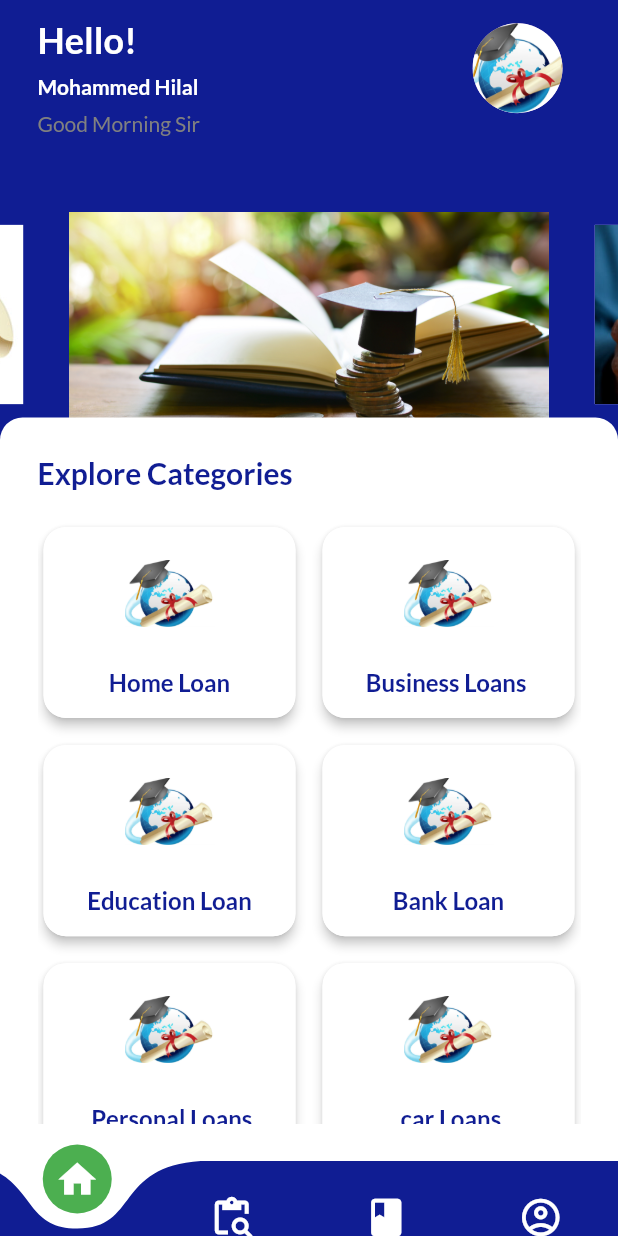
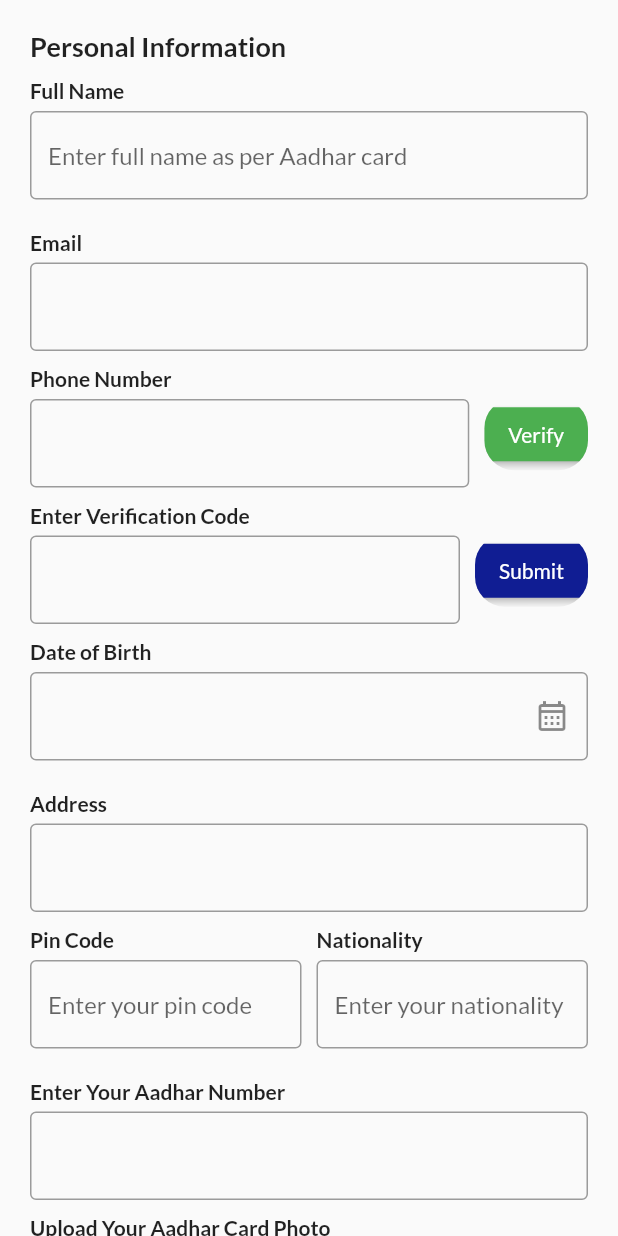
Before and after one commit to Sadiya321/finkin_credential, a Flutter app: the screen it shows after launch, after a tap on "Home Loan", on a phone screen of 412 x 824 dp. Run offline on Flutter 3.47's test engine with Material 2 defaults, Android fonts, the light colour scheme and no system bars; drawn by our look-alikes of carousel_slider, curved_navigation_bar; our stand-ins replace country_picker, flutter_svg, google_fonts, image_picker, pinput, smooth_page_indicator.

Commit message:
final for the day 8/11 sadiya

```diff
--- a/lib/pages/home_screen/home_screen.dart
+++ b/lib/pages/home_screen/home_screen.dart
@@ -1,6 +1,7 @@
 import 'package:carousel_slider/carousel_slider.dart';
 import 'package:finkin_credential/models/loan_model/grid_model/grid_model.dart';
 import 'package:finkin_credential/pages/home_screen/account_screen.dart';
+import 'package:finkin_credential/pages/loan_information/loan_form.dart';
 import 'package:finkin_credential/res/app_color/app_color.dart';
 import 'package:flutter/material.dart';
 
@@ -166,7 +167,13 @@ class _HomeScreenState extends State<HomeScreen> {
                           itemBuilder: (BuildContext context, int index) {
                             Category category = categories[index];
                             return GestureDetector(
-                              onTap: () {},
+                              onTap: () {
+                                Navigator.push(
+                                  context,
+                                  MaterialPageRoute(
+                                      builder: (context) => const LoanForm()),
+                                );
+                              },
                               child: Card(
                                 elevation: 3,
                                 shape: RoundedRectangleBorder(
--- a/lib/pages/home_screen/loan_screen.dart
+++ b/lib/pages/home_screen/loan_screen.dart
@@ -68,8 +68,9 @@ class LoanScreen extends StatelessWidget {
 
 PreferredSizeWidget _buildApprovedAppBar() {
   return PreferredSize(
-    preferredSize: const Size.fromHeight(120.0),
+    preferredSize: const Size.fromHeight(280.0),
     child: Container(
+      height: 200,
       decoration: const BoxDecoration(
         borderRadius: BorderRadius.only(
           bottomLeft: Radius.circular(50),
@@ -78,10 +79,10 @@ PreferredSizeWidget _buildApprovedAppBar() {
         color: AppColor.primary,
       ),
       child: AppBar(
+        toolbarHeight: 65.0,
         title: Center(
           child: Padding(
             padding: const EdgeInsets.only(top: 30.0, bottom: 10.0),
-            child: Expanded(
             child: Column(
               children: [
                 Text(title),
@@ -93,14 +94,6 @@ PreferredSizeWidget _buildApprovedAppBar() {
                       "This Month ",
                       style: TextStyle(fontSize: 16, fontWeight: FontWeight.bold),
                     ),
-                      Row(
-                        children: [
-                          Text(
-                            "gfdhgf",
-                            style: TextStyle(fontSize: 16, fontWeight: FontWeight.bold),
-                          ),
-                        ],
-                      ),
                     Text(
                       "This Year: ",
                       style: TextStyle(fontSize: 16, fontWeight: FontWeight.bold),
@@ -108,7 +101,6 @@ PreferredSizeWidget _buildApprovedAppBar() {
                   ],
                 ),
               ],
-              ),
             ),
           ),
         ),
--- /dev/null
+++ b/lib/pages/loan_information/loan_form.dart
@@ -0,0 +1,343 @@
+import 'dart:io';
+
+import 'package:finkin_credential/res/app_color/app_color.dart';
+import 'package:flutter/material.dart';
+import 'package:image_picker/image_picker.dart';
+
+class LoanForm extends StatefulWidget {
+  const LoanForm({Key? key}) : super(key: key);
+
+  @override
+  State<LoanForm> createState() => _LoanFormState();
+}
+
+class _LoanFormState extends State<LoanForm> {
+  bool isPhoneNumberVerified = false;
+  XFile? _pickedFile;
+  XFile? _pickedFile2;
+  DateTime? selectedDate;
+
+  Future<void> _selectDate(BuildContext context) async {
+    final DateTime? picked = await showDatePicker(
+      context: context,
+      initialDate: DateTime.now(),
+      firstDate: DateTime(1900),
+      lastDate: DateTime.now(),
+    );
+
+    if (picked != null && picked != selectedDate) {
+      setState(() {
+        selectedDate = picked;
+      });
+    }
+  }
+
+  @override
+  Widget build(BuildContext context) {
+    return SafeArea(
+      child: Scaffold(
+        body: SingleChildScrollView(
+          child: Padding(
+            padding: const EdgeInsets.symmetric(horizontal: 20.0, vertical: 20.0),
+            child: Column(
+              crossAxisAlignment: CrossAxisAlignment.start,
+              children: [
+                _buildSectionTitle('Personal Information'),
+                const SizedBox(height: 10),
+                const LabeledTextField(
+                  label: 'Full Name',
+                  hintText: 'Enter full name as per Aadhar card',
+                ),
+                const SizedBox(height: 10),
+                const LabeledTextField(label: 'Email'),
+                _buildPhoneNumberSection(),
+                _buildVerificationCodeSection(),
+                _buildDateOfBirthSection(),
+                const SizedBox(height: 10),
+                _buildAddressSection(),
+                _buildPinCodeAndNationalitySection(),
+                const SizedBox(height: 10),
+                const LabeledTextField(label: 'Enter Your Aadhar Number'),
+                _buildAadharCardUploadSection(),
+                const SizedBox(height: 10),
+                const LabeledTextField(label: 'Enter Your PAN Number'),
+                _buildPANCardUploadSection(),
+                const SizedBox(height: 10),
+                _buildEmployeeTypeSection(),
+              ],
+            ),
+          ),
+        ),
+      ),
+    );
+  }
+
+  Widget _buildSectionTitle(String title) {
+    return Text(
+      title,
+      style: const TextStyle(
+        fontSize: 18,
+        fontWeight: FontWeight.bold,
+      ),
+    );
+  }
+
+  Widget _buildPhoneNumberSection() {
+    return Row(
+      children: [
+        const Expanded(
+          child: LabeledTextField(
+            label: 'Phone Number',
+          ),
+        ),
+        const SizedBox(width: 10),
+        _buildVerificationButton(),
+      ],
+    );
+  }
+
+  Widget _buildVerificationButton() {
+    return ClipRRect(
+      borderRadius: BorderRadius.circular(20),
+      child: ElevatedButton(
+        onPressed: () {
+          // Add verification logic here
+          setState(() {
+            isPhoneNumberVerified = true;
+          });
+        },
+        style: ElevatedButton.styleFrom(
+          primary: AppColor.icon,
+        ),
+        child: const Text('Verify'),
+      ),
+    );
+  }
+
+  Widget _buildVerificationCodeSection() {
+    return Row(
+      children: [
+        const Expanded(
+          child: LabeledTextField(
+            label: 'Enter Verification Code',
+          ),
+        ),
+        const SizedBox(width: 10),
+        _buildSubmitButton(),
+      ],
+    );
+  }
+
+  Widget _buildSubmitButton() {
+    return ClipRRect(
+      borderRadius: BorderRadius.circular(20),
+      child: ElevatedButton(
+        onPressed: () {
+          setState(() {
+            isPhoneNumberVerified = true;
+          });
+        },
+        style: ElevatedButton.styleFrom(
+          primary: AppColor.primary,
+        ),
+        child: const Text('Submit'),
+      ),
+    );
+  }
+
+  Widget _buildDateOfBirthSection() {
+    return Row(
+      children: [
+        Expanded(
+          child: LabeledTextField(
+            icon: Icons.calendar_month_outlined,
+            label: 'Date of Birth',
+            onTap: () => _selectDate(context),
+            controller: TextEditingController(
+              text: selectedDate != null
+                  ? "${selectedDate!.day}/${selectedDate!.month}/${selectedDate!.year}"
+                  : '',
+            ),
+          ),
+        ),
+      ],
+    );
+  }
+
+  Widget _buildAddressSection() {
+    return Container(
+      width: double.maxFinite,
+      child: const LabeledTextField(
+        label: 'Address',
+      ),
+    );
+  }
+
+  Widget _buildPinCodeAndNationalitySection() {
+    return Row(
+      children: [
+        Expanded(
+          child: LabeledTextField(
+            label: 'Pin Code',
+            hintText: 'Enter your pin code',
+          ),
+        ),
+        const SizedBox(width: 10),
+        Expanded(
+          child: LabeledTextField(
+            label: 'Nationality',
+            hintText: 'Enter your nationality',
+          ),
+        ),
+      ],
+    );
+  }
+
+  Widget _buildAadharCardUploadSection() {
+    return Row(
+      children: [
+        Expanded(
+          child: LabeledTextField(
+            label: 'Upload Your Aadhar Card Photo',
+            suffixWidget: _buildChooseFileButton(_pickedFile, () async {
+              final pickedFile = await ImagePicker().pickImage(source: ImageSource.gallery);
+              setState(() {
+                _pickedFile = pickedFile;
+              });
+            }),
+          ),
+        ),
+      ],
+    );
+  }
+
+  Widget _buildPANCardUploadSection() {
+    return Row(
+      children: [
+        Expanded(
+          child: LabeledTextField(
+            label: 'Upload Your PAN Card Photo',
+            suffixWidget: _buildChooseFileButton(_pickedFile2, () async {
+              final pickedFile2 = await ImagePicker().pickImage(source: ImageSource.gallery);
+              setState(() {
+                _pickedFile2 = pickedFile2;
+              });
+            }),
+          ),
+        ),
+      ],
+    );
+  }
+
+  Widget _buildChooseFileButton(XFile? pickedFile, VoidCallback onPressed) {
+    return Row(
+      children: [
+        GestureDetector(
+          onTap: onPressed,
+          child: Container(
+            padding: const EdgeInsets.all(15),
+            color: Colors.grey.shade200,
+            child: Text(
+              'Choose File',
+              style: TextStyle(
+                color: Colors.grey.shade700,
+              ),
+            ),
+          ),
+        ),
+        if (pickedFile != null)
+          Container(
+            margin: const EdgeInsets.all(10),
+            child: Image.file(
+              File(pickedFile.path),
+              height: 50,
+            ),
+          ),
+      ],
+    );
+  }
+
+  Widget _buildEmployeeTypeSection() {
+    return Column(
+      crossAxisAlignment: CrossAxisAlignment.start,
+      children: [
+        const Text(
+          "Choose Type Of Employee",
+          style: TextStyle(fontWeight: FontWeight.bold),
+        ),
+        Row(
+          children: [
+            Expanded(
+              child: _buildEmployeeTypeButton('Self Employed', AppColor.primary),
+            ),
+            const SizedBox(width: 10),
+            Expanded(
+              child: _buildEmployeeTypeButton('Company Worker', AppColor.primary),
+            ),
+          ],
+        ),
+      ],
+    );
+  }
+
+  Widget _buildEmployeeTypeButton(String text, Color color) {
+    return ClipRRect(
+      borderRadius: BorderRadius.circular(20),
+      child: ElevatedButton(
+        onPressed: () {},
+        style: ElevatedButton.styleFrom(
+          primary: color,
+        ),
+        child: Text(text),
+      ),
+    );
+  }
+}
+
+class LabeledTextField extends StatelessWidget {
+  final IconData? icon;
+  final String label;
+  final String? hintText;
+  final VoidCallback? onTap;
+  final Widget? suffixWidget;
+  final TextEditingController? controller;
+
+  const LabeledTextField({
+    required this.label,
+    this.hintText,
+    this.onTap,
+    this.icon,
+    this.suffixWidget,
+    this.controller,
+  });
+
+  @override
+  Widget build(BuildContext context) {
+    return Column(
+      crossAxisAlignment: CrossAxisAlignment.start,
+      children: [
+        Text(
+          label,
+          style: const TextStyle(
+            fontWeight: FontWeight.bold,
+          ),
+        ),
+        SizedBox(height: 5),
+        TextFormField(
+          controller: controller,
+          decoration: InputDecoration(
+            hintText: hintText,
+            border: OutlineInputBorder(),
+            suffixIcon: icon != null
+                ? InkWell(
+                    onTap: onTap,
+                    child: Icon(icon),
+                  )
+                : suffixWidget,
+          ),
+        ),
+        const SizedBox(height: 10),
+      ],
+    );
+  }
+}
--- a/lib/utils/routes.dart
+++ b/lib/utils/routes.dart
@@ -2,6 +2,7 @@ import 'package:finkin_credential/pages/agent_screen/agent.dart';
 import 'package:finkin_credential/pages/agent_screen/agent_form.dart';
 import 'package:finkin_credential/pages/home_screen/bottom_nav.dart';
 import 'package:finkin_credential/pages/home_screen/home_screen.dart';
+import 'package:finkin_credential/pages/loan_information/loan_form.dart';
 import 'package:finkin_credential/pages/verification_screen/verification_screen.dart';
 import 'package:finkin_credential/welcome_carousal/page1.dart';
 import 'package:finkin_credential/welcome_carousal/page2.dart';
@@ -17,9 +18,10 @@ class MyRoutes {
   static String page2 = "/page2";
   static String page3 = "/page3";
   static String agent = "/agent";
-  static String form = "/AgentForm";
+  static String agentform = "/AgentForm";
   static String navBAr = "/BottomNavBar";
   static String home = "/HomeScreen";
+  static String loanform = "/LoanForm";
 
   static Route<dynamic> generateRoute(RouteSettings settings) {
     final args = settings.arguments;
@@ -30,7 +32,8 @@ class MyRoutes {
         return MaterialPageRoute(builder: (context) => const Page1());
 
       case '/OtpPage':
-        return MaterialPageRoute(builder: (context) => const VerificationScreen());
+        return MaterialPageRoute(
+            builder: (context) => const VerificationScreen());
 
       case '/page2':
         return MaterialPageRoute(builder: (context) => const Page2());
@@ -39,12 +42,14 @@ class MyRoutes {
         return MaterialPageRoute(builder: (context) => const Page3());
       case '/agent':
         return MaterialPageRoute(builder: (context) => const AgentPage());
-      case '/form':
+      case '/agentform':
         return MaterialPageRoute(builder: (context) => const AgentForm());
       case '/home':
         return MaterialPageRoute(builder: (context) => const HomeScreen());
       case '/navBAr':
         return MaterialPageRoute(builder: (context) => const BottomNavBar());
+      case '/loanform':
+        return MaterialPageRoute(builder: (context) => const LoanForm());
       default:
         return MaterialPageRoute(builder: (context) => const BottomNavBar());
     }
```
Lines whose indentation alone changed are shown as unchanged.
